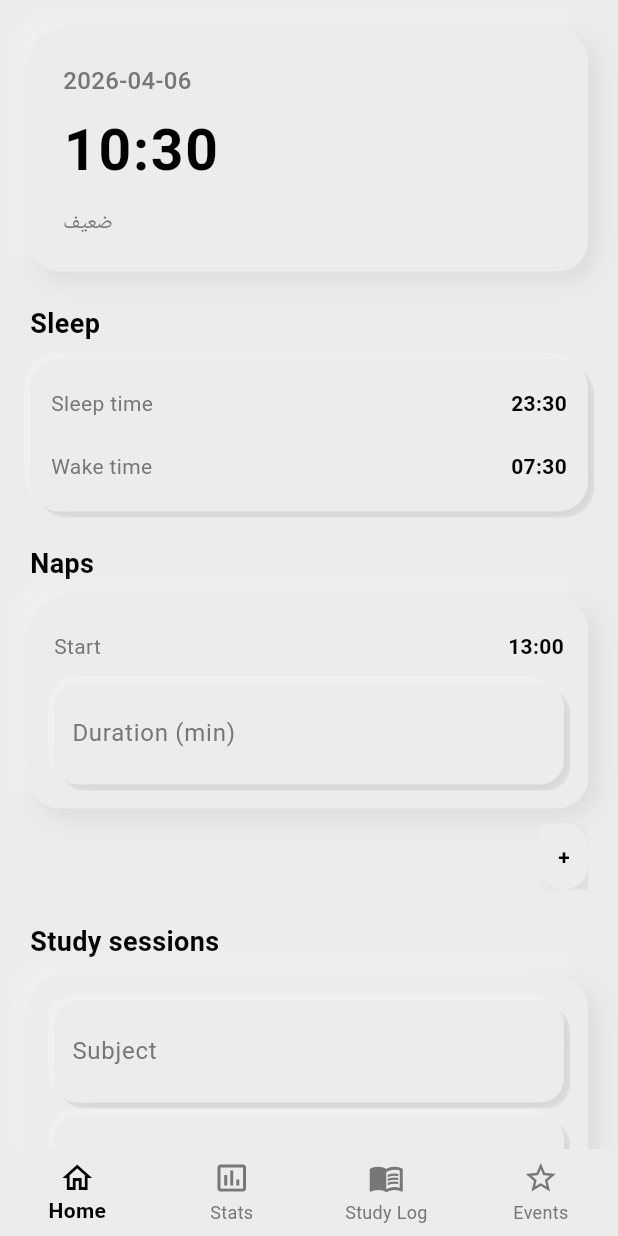
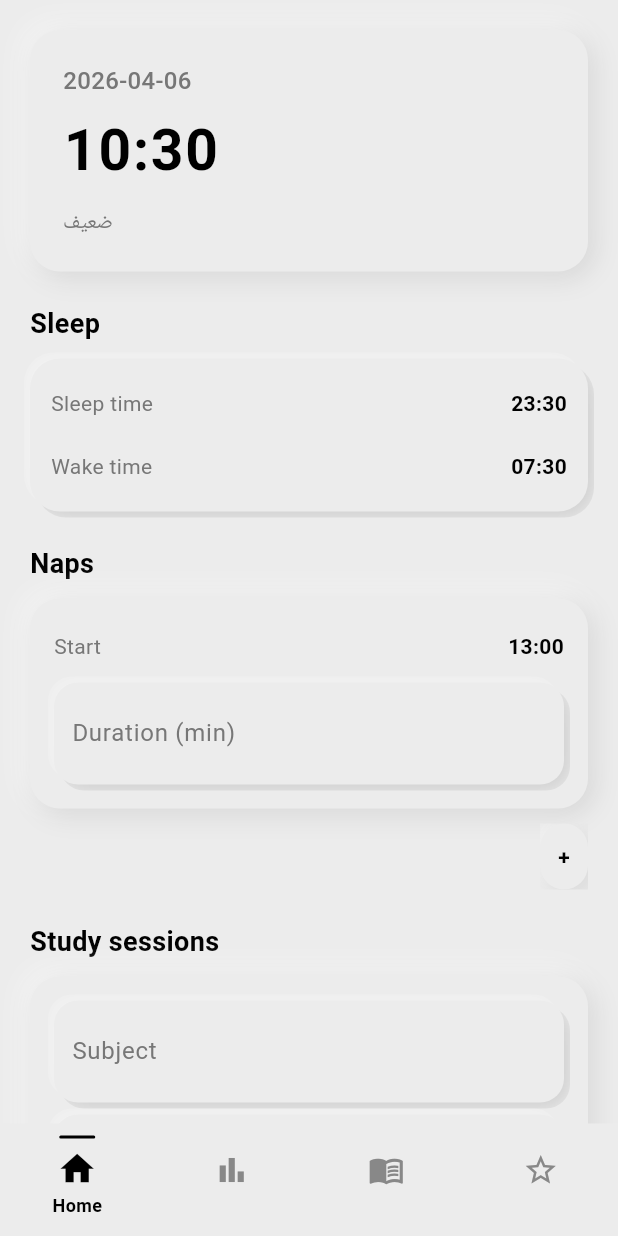
Before and after one commit to mondirdf/App, a Flutter app: the screen it shows after launch, on a phone screen of 412 x 824 dp. Run offline on Flutter 3.47's test engine with Material 3 defaults, Android fonts, the phone set to English and light mode, and no system bars; our stand-ins replace shared_preferences.

Commit message:
Refine bottom navigation with soft minimal animations

```diff
--- a/lib/main.dart
+++ b/lib/main.dart
@@ -80,6 +80,13 @@ class _RootScreenState extends State<RootScreen> {
   int _currentTabIndex = 0;
   List<DayEntry> _entries = <DayEntry>[];
 
+  static const List<_NavDestination> _destinations = <_NavDestination>[
+    _NavDestination(label: 'Home', outlinedIcon: Icons.home_outlined, filledIcon: Icons.home),
+    _NavDestination(label: 'Stats', outlinedIcon: Icons.bar_chart_outlined, filledIcon: Icons.bar_chart),
+    _NavDestination(label: 'Study Log', outlinedIcon: Icons.menu_book_outlined, filledIcon: Icons.menu_book),
+    _NavDestination(label: 'Events', outlinedIcon: Icons.star_outline, filledIcon: Icons.star),
+  ];
+
   @override
   void initState() {
     super.initState();
@@ -107,20 +114,172 @@ class _RootScreenState extends State<RootScreen> {
 
     return Scaffold(
       body: tabs[_currentTabIndex],
-      bottomNavigationBar: BottomNavigationBar(
+      bottomNavigationBar: _SoftBottomNavigationBar(
         currentIndex: _currentTabIndex,
+        destinations: _destinations,
         onTap: (int index) {
           setState(() {
             _currentTabIndex = index;
           });
         },
-        items: const <BottomNavigationBarItem>[
-          BottomNavigationBarItem(icon: Icon(Icons.home_outlined), label: 'Home'),
-          BottomNavigationBarItem(icon: Icon(Icons.insert_chart_outlined), label: 'Stats'),
-          BottomNavigationBarItem(icon: Icon(Icons.menu_book_outlined), label: 'Study Log'),
-          BottomNavigationBarItem(icon: Icon(Icons.star_outline), label: 'Events'),
-        ],
       ),
     );
   }
 }
+
+class _SoftBottomNavigationBar extends StatelessWidget {
+  const _SoftBottomNavigationBar({
+    required this.currentIndex,
+    required this.destinations,
+    required this.onTap,
+  });
+
+  final int currentIndex;
+  final List<_NavDestination> destinations;
+  final ValueChanged<int> onTap;
+
+  @override
+  Widget build(BuildContext context) {
+    const Duration animationDuration = Duration(milliseconds: 200);
+    const double indicatorWidth = 24;
+
+    return SafeArea(
+      top: false,
+      child: Container(
+        color: kBackgroundColor,
+        padding: const EdgeInsets.only(top: 8, bottom: 4),
+        child: LayoutBuilder(
+          builder: (BuildContext context, BoxConstraints constraints) {
+            final double itemWidth = constraints.maxWidth / destinations.length;
+            final double indicatorLeft = (itemWidth * currentIndex) + ((itemWidth - indicatorWidth) / 2);
+
+            return Stack(
+              alignment: Alignment.topLeft,
+              children: <Widget>[
+                AnimatedPositioned(
+                  duration: animationDuration,
+                  curve: Curves.easeOut,
+                  top: 0,
+                  left: indicatorLeft,
+                  child: Container(
+                    width: indicatorWidth,
+                    height: 2,
+                    decoration: const BoxDecoration(
+                      color: kPrimaryColor,
+                      borderRadius: BorderRadius.all(Radius.circular(1)),
+                    ),
+                  ),
+                ),
+                Row(
+                  crossAxisAlignment: CrossAxisAlignment.end,
+                  children: List<Widget>.generate(destinations.length, (int index) {
+                    final bool isActive = index == currentIndex;
+                    final _NavDestination destination = destinations[index];
+                    return Expanded(
+                      child: _NavItem(
+                        isActive: isActive,
+                        destination: destination,
+                        onTap: () => onTap(index),
+                      ),
+                    );
+                  }),
+                ),
+              ],
+            );
+          },
+        ),
+      ),
+    );
+  }
+}
+
+class _NavItem extends StatelessWidget {
+  const _NavItem({
+    required this.isActive,
+    required this.destination,
+    required this.onTap,
+  });
+
+  final bool isActive;
+  final _NavDestination destination;
+  final VoidCallback onTap;
+
+  @override
+  Widget build(BuildContext context) {
+    const Duration animationDuration = Duration(milliseconds: 200);
+
+    return Material(
+      color: Colors.transparent,
+      child: InkWell(
+        splashFactory: NoSplash.splashFactory,
+        highlightColor: Colors.transparent,
+        overlayColor: const WidgetStatePropertyAll<Color>(Colors.transparent),
+        onTap: onTap,
+        child: Padding(
+          padding: const EdgeInsets.only(top: 10, bottom: 8),
+          child: Column(
+            mainAxisSize: MainAxisSize.min,
+            children: <Widget>[
+              AnimatedScale(
+                duration: animationDuration,
+                curve: Curves.easeOut,
+                scale: isActive ? 1.12 : 1,
+                child: AnimatedContainer(
+                  duration: animationDuration,
+                  curve: Curves.easeOut,
+                  child: Icon(
+                    isActive ? destination.filledIcon : destination.outlinedIcon,
+                    color: isActive ? kPrimaryColor : const Color(0xFF888888),
+                  ),
+                ),
+              ),
+              const SizedBox(height: 4),
+              AnimatedSwitcher(
+                duration: animationDuration,
+                switchInCurve: Curves.easeOut,
+                switchOutCurve: Curves.easeIn,
+                transitionBuilder: (Widget child, Animation<double> animation) {
+                  final Animation<Offset> offset = Tween<Offset>(
+                    begin: const Offset(0, 0.25),
+                    end: Offset.zero,
+                  ).animate(animation);
+
+                  return FadeTransition(
+                    opacity: animation,
+                    child: SlideTransition(position: offset, child: child),
+                  );
+                },
+                child: isActive
+                    ? Text(
+                        destination.label,
+                        key: ValueKey<String>('active-label-${destination.label}'),
+                        style: const TextStyle(
+                          color: kPrimaryColor,
+                          fontSize: 12,
+                          fontWeight: FontWeight.w600,
+                        ),
+                      )
+                    : const SizedBox(
+                        key: ValueKey<String>('inactive-label'),
+                        height: 16,
+                      ),
+              ),
+            ],
+          ),
+        ),
+      ),
+    );
+  }
+}
+
+class _NavDestination {
+  const _NavDestination({
+    required this.label,
+    required this.outlinedIcon,
+    required this.filledIcon,
+  });
+
+  final String label;
+  final IconData outlinedIcon;
+  final IconData filledIcon;
+}
```
